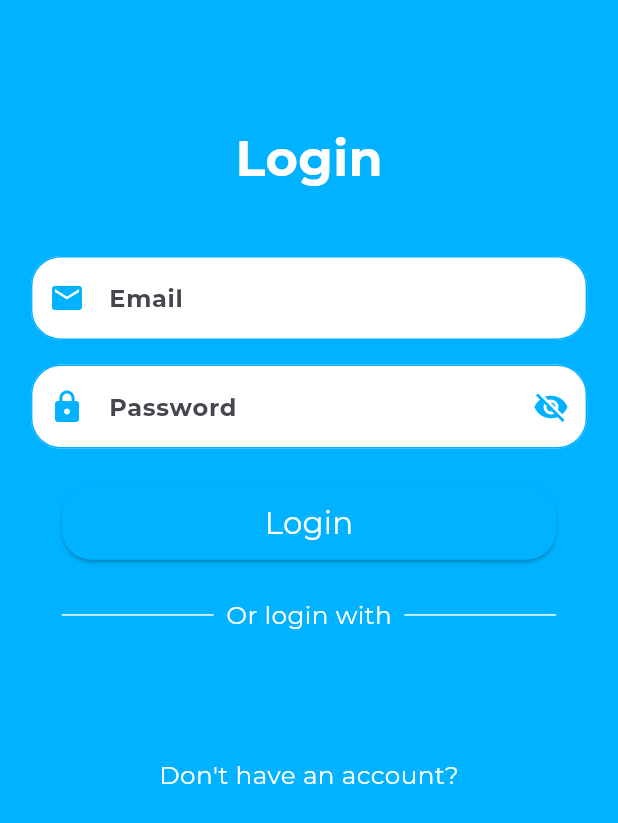
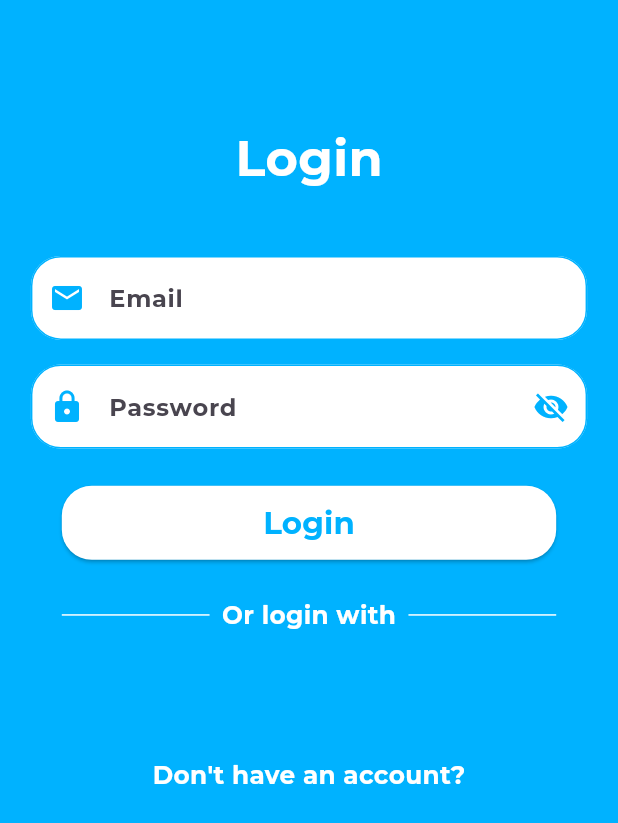
Before and after one commit to elRapha04/FRONTEND_CS2C-Group-3, a Flutter app: the screen it shows after launch, after a tap on "Login", on a phone screen of 412 x 824 dp. Shown: the top 823 px of the screen. Run offline on Flutter 3.47's test engine with Material 3 defaults, Android fonts, the light colour scheme and no system bars; our stand-ins replace shared_preferences.

Commit message:
change login button color

```diff
--- a/lib/pages/Login.dart
+++ b/lib/pages/Login.dart
@@ -196,7 +196,7 @@ class _LoginState extends State<Login> {
                           height: screenHeight * 0.06,
                           child: ElevatedButton(
                             style: ElevatedButton.styleFrom(
-                              backgroundColor: AppColors.primary,
+                              backgroundColor: Colors.white,
                               shape: RoundedRectangleBorder(
                                 borderRadius: BorderRadius.circular(20),
                               ),
@@ -205,9 +205,9 @@ class _LoginState extends State<Login> {
                             child: Text(
                               'Login',
                               style: TextStyle(
-                                color: Colors.white,
+                                color: AppColors.primary,
                                 fontSize: screenWidth * 0.05,
-                                fontWeight: FontWeight.w400,
+                                fontWeight: FontWeight.bold,
                                 fontFamily: AppFonts.primaryFont,
                               ),
                             ),
@@ -235,7 +235,7 @@ class _LoginState extends State<Login> {
                                   'Or login with',
                                   style: TextStyle(
                                     fontSize: screenWidth * 0.04,
-                                    fontWeight: FontWeight.w400,
+                                    fontWeight: FontWeight.bold,
                                     color: Colors.white,
                                     fontFamily: AppFonts.primaryFont,
                                   ),
@@ -264,7 +264,7 @@ class _LoginState extends State<Login> {
                     "Don't have an account?",
                     style: TextStyle(
                       fontSize: screenWidth * 0.04,
-                      fontWeight: FontWeight.w400,
+                      fontWeight: FontWeight.bold,
                       color: Colors.white,
                       fontFamily: AppFonts.primaryFont,
                     ),
```
